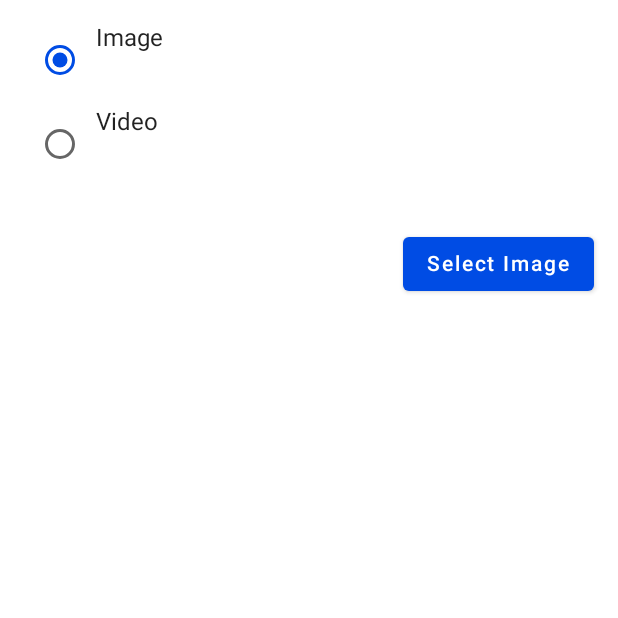
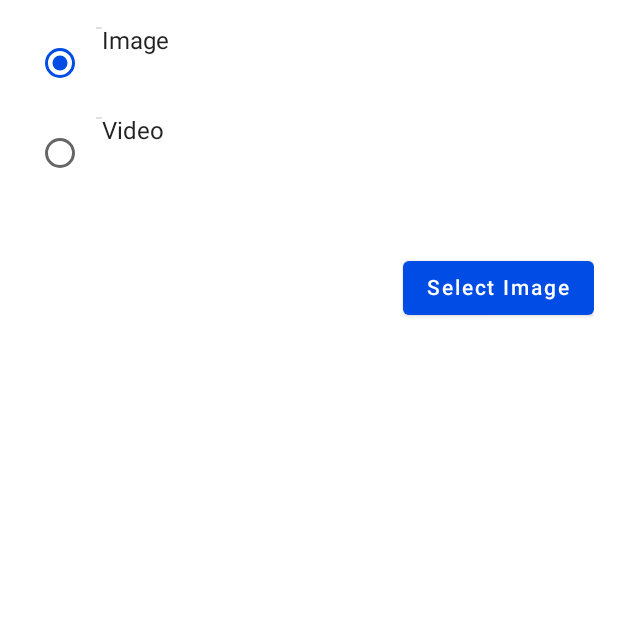
Before and after one commit to esskay09/YH-Admin, an Android app built with Jetpack Compose: the composable ImageVideoLinkDialog shown on its own in the app's theme, on a phone screen of 412 x 824 dp, the top half of it. Run offline under Robolectric (Android 15) with nearby library versions, the phone set to English and light mode, and no system bars; 5 statements that could not run were skipped.

Commit message:
flexible ImageVideoLinkDialog.kt height

```diff
--- a/app/src/main/java/com/terranullius/yhadmin/ui/InitiativeDetail.kt
+++ b/app/src/main/java/com/terranullius/yhadmin/ui/InitiativeDetail.kt
@@ -124,15 +124,16 @@ fun InitiativeDetail(
     if (isImageClicked) {
         Dialog(
             onDismissRequest = {
-            isImageClicked = false
-        }) {
+                isImageClicked = false
+            }) {
             ImageVideoLinkDialog(
                 modifier = Modifier.fillMaxWidth(0.9f),
-                onApplyClick = { isVideo: Boolean, link: String ->
+                onApplyClick = { isVideo: Boolean, videoId: String ->
                     if (isVideo) {
-                        //TODO
+                        updatedInitiative.value.images[pagerState.currentPage] = videoId
+                        viewModel.updateInitiative(updatedInitiative.value)
                     } else {
-                        if (!isImageSelected){
+                        if (!isImageSelected) {
                             viewModel.getImage(
                                 UpdateImageProperties(
                                     isUpdating = true,
@@ -140,13 +141,13 @@ fun InitiativeDetail(
                                     imagePosition = pagerState.currentPage
                                 )
                             )
-                        }
-                        else {
+                        } else {
                             viewModel.uploadImage()
                         }
                         isImageSelected = !isImageSelected
                     }
-                }, isImageSelected = isImageSelected)
+                }, isImageSelected = isImageSelected
+            )
         }
     }
 
--- a/app/src/main/java/com/terranullius/yhadmin/ui/components/edior/ImageVideoLinkDialog.kt
+++ b/app/src/main/java/com/terranullius/yhadmin/ui/components/edior/ImageVideoLinkDialog.kt
@@ -2,6 +2,8 @@ package com.terranullius.yhadmin.ui.components.edior
 
 import androidx.compose.animation.AnimatedVisibility
 import androidx.compose.animation.ExperimentalAnimationApi
+import androidx.compose.animation.animateContentSize
+import androidx.compose.foundation.clickable
 import androidx.compose.foundation.layout.*
 import androidx.compose.foundation.lazy.LazyColumn
 import androidx.compose.material.*
@@ -25,42 +27,38 @@ fun ImageVideoLinkDialog(
     initialVideoLink: String = "",
     isImageSelected: Boolean = false
 ) {
+    var isVideoChosen by remember {
+    mutableStateOf(false)
+}
+    Column() {
         Surface(shape = dialogShape) {
             var newVideoLink by remember {
                 mutableStateOf("")
             }
-        var isVideoChosen by remember {
-            mutableStateOf(false)
-        }
+
             Column(
                 modifier = modifier
                     .padding(dialogPadding)
+                    .animateContentSize()
             ) {
 
-            Row() {
-                RadioButton(
-                    selected = !isVideoChosen,
+                ImageVideoDialogItem(
+                    text = "Image",
                     onClick = {
-                        isVideoChosen = false
-                    })
-                Text(text = "Image")
-            }
+                        isVideoChosen = false },
+                    isSelected = !isVideoChosen)
 
                 Spacer(Modifier.height(dividerDialogItemHeight))
 
-            Row() {
-                RadioButton(
-                    selected = isVideoChosen,
+                ImageVideoDialogItem(
+                    text = "Video",
                     onClick = {
-                        isVideoChosen = true
-                    })
-                Text(text = "Video")
-            }
+                        isVideoChosen = true },
+                    isSelected = isVideoChosen)
 
                 Spacer(Modifier.height(dividerDialogItemHeight))
 
-
-            AnimatedVisibility(visible = isVideoChosen) {
+                if(isVideoChosen) {
                     Editable(
                         isEditing = true,
                         initialText = initialVideoLink,
@@ -71,7 +69,10 @@ fun ImageVideoLinkDialog(
                             newVideoLink = it
                         })
                 }
-            if (!isVideoChosen) Spacer(Modifier.height(dividerDialogItemHeight.times(3)))
+
+                else{
+                    Spacer(Modifier.height(dividerDialogItemHeight.times(4)))
+                }
 
                 Box(Modifier.fillMaxWidth()) {
                     Button(
@@ -80,11 +81,33 @@ fun ImageVideoLinkDialog(
                         onClick = {
                             onApplyClick(isVideoChosen, newVideoLink)
                         }) {
-                    if (isImageSelected) Text(text = "Apply")
-                    else Text(text = "Select Image")
+                        if (isVideoChosen){
+                            Text(text = "Apply")
+                        } else {if (isImageSelected) Text(text = "Apply")
+                        else Text(text = "Select Image")}
                     }
+                }
+            }
+        }
+        Spacer(modifier = Modifier.height(dividerDialogItemHeight.times(4)))
     }
 
 }
+
+@Composable
+fun ImageVideoDialogItem(text: String, onClick: () -> Unit, isSelected: Boolean) {
+    Row(
+        Modifier
+            .padding(vertical = 2.dp)
+            .clickable {
+                onClick()
+            }
+    ) {
+        RadioButton(
+            selected = isSelected,
+            onClick = onClick
+        )
+        Divider(Modifier.width(4.dp))
+        Text(text = text)
     }
 }
```
Lines whose indentation alone changed are shown as unchanged.
